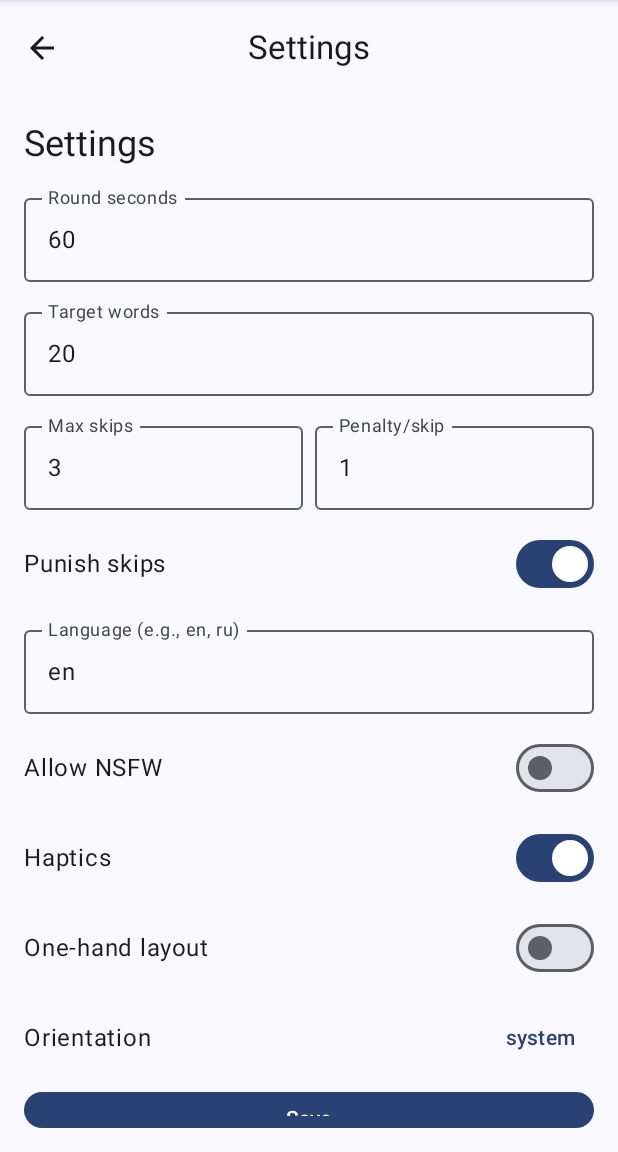
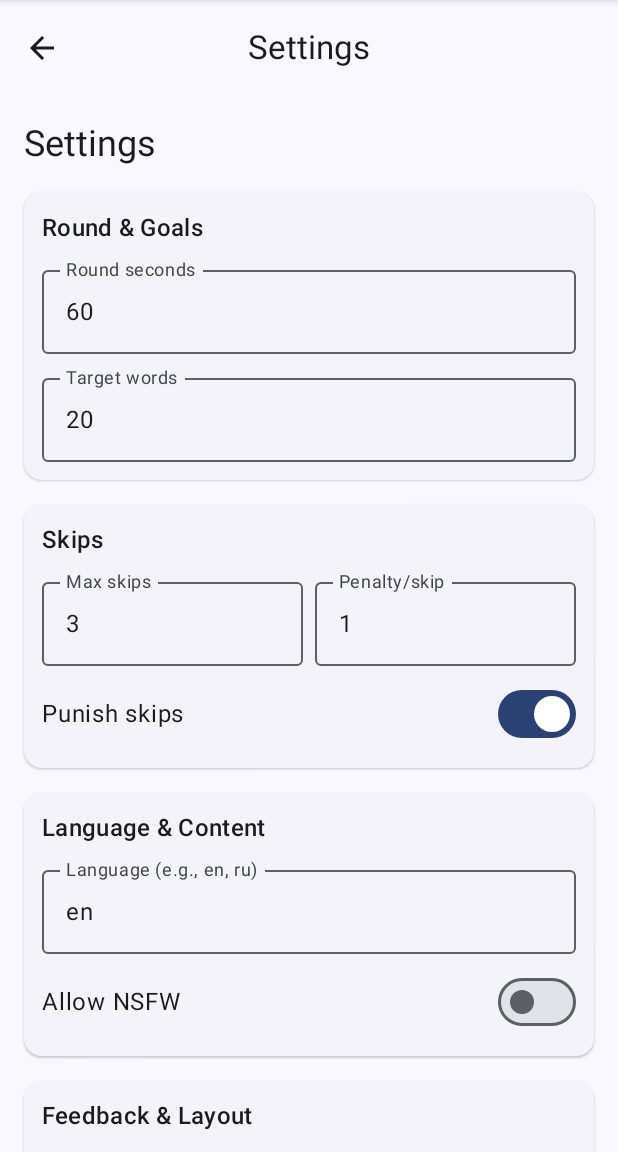
Before and after one commit to ooodnakov/alioss, an Android app built with Jetpack Compose: the SettingsScreen screen opened through its navigation route, on a phone screen of 412 x 824 dp, the part 84-1236 px from its top. Run offline under Robolectric (Android 15) with nearby library versions, the phone set to English and light mode, and no system bars; our stand-ins replace Dagger/Hilt's generated code, Room's generated code.

Commit message:
refactor(ui): Improve SettingsScreen layout with card-based sections

```diff
--- a/app/src/main/java/com/example/alias/MainActivity.kt
+++ b/app/src/main/java/com/example/alias/MainActivity.kt
@@ -552,15 +552,44 @@ private fun SettingsScreen(vm: MainViewModel, onBack: () -> Unit) {
     var teams by rememberSaveable(s) { mutableStateOf(s.teams) }
 
 
-    Column(
-        Modifier
-            .fillMaxSize()
-            .padding(16.dp),
-        verticalArrangement = Arrangement.spacedBy(12.dp)
+    val canSave = teams.count { it.isNotBlank() } >= MIN_TEAMS
+    val applySettings = {
+        scope.launch {
+            vm.updateSettings(
+                roundSeconds = round.toIntOrNull() ?: s.roundSeconds,
+                targetWords = target.toIntOrNull() ?: s.targetWords,
+                maxSkips = maxSkips.toIntOrNull() ?: s.maxSkips,
+                penaltyPerSkip = penalty.toIntOrNull() ?: s.penaltyPerSkip,
+                punishSkips = punishSkips,
+                language = lang.ifBlank { s.languagePreference },
+                allowNSFW = nsfw,
+                haptics = haptics,
+                oneHanded = oneHand,
+                orientation = orientation,
+                teams = teams,
+            )
+        }
+    }
+
+    LazyColumn(
+        modifier = Modifier.fillMaxSize(),
+        contentPadding = PaddingValues(16.dp),
+        verticalArrangement = Arrangement.spacedBy(16.dp)
     ) {
-        Text("Settings", style = MaterialTheme.typography.headlineSmall)
+        item { Text("Settings", style = MaterialTheme.typography.headlineSmall) }
+        item {
+            ElevatedCard(Modifier.fillMaxWidth()) {
+                Column(Modifier.fillMaxWidth().padding(12.dp), verticalArrangement = Arrangement.spacedBy(8.dp)) {
+                    Text("Round & Goals", style = MaterialTheme.typography.titleMedium)
                     OutlinedTextField(value = round, onValueChange = { round = it }, label = { Text("Round seconds") }, modifier = Modifier.fillMaxWidth())
                     OutlinedTextField(value = target, onValueChange = { target = it }, label = { Text("Target words") }, modifier = Modifier.fillMaxWidth())
+                }
+            }
+        }
+        item {
+            ElevatedCard(Modifier.fillMaxWidth()) {
+                Column(Modifier.fillMaxWidth().padding(12.dp), verticalArrangement = Arrangement.spacedBy(8.dp)) {
+                    Text("Skips", style = MaterialTheme.typography.titleMedium)
                     Row(Modifier.fillMaxWidth(), horizontalArrangement = Arrangement.spacedBy(8.dp)) {
                         OutlinedTextField(value = maxSkips, onValueChange = { maxSkips = it }, label = { Text("Max skips") }, modifier = Modifier.weight(1f))
                         OutlinedTextField(value = penalty, onValueChange = { penalty = it }, label = { Text("Penalty/skip") }, modifier = Modifier.weight(1f))
@@ -569,11 +598,25 @@ private fun SettingsScreen(vm: MainViewModel, onBack: () -> Unit) {
                         Text("Punish skips", modifier = Modifier.weight(1f))
                         Switch(checked = punishSkips, onCheckedChange = { punishSkips = it })
                     }
+                }
+            }
+        }
+        item {
+            ElevatedCard(Modifier.fillMaxWidth()) {
+                Column(Modifier.fillMaxWidth().padding(12.dp), verticalArrangement = Arrangement.spacedBy(8.dp)) {
+                    Text("Language & Content", style = MaterialTheme.typography.titleMedium)
                     OutlinedTextField(value = lang, onValueChange = { lang = it }, label = { Text("Language (e.g., en, ru)") }, modifier = Modifier.fillMaxWidth())
                     Row(verticalAlignment = Alignment.CenterVertically) {
                         Text("Allow NSFW", modifier = Modifier.weight(1f))
                         Switch(checked = nsfw, onCheckedChange = { nsfw = it })
                     }
+                }
+            }
+        }
+        item {
+            ElevatedCard(Modifier.fillMaxWidth()) {
+                Column(Modifier.fillMaxWidth().padding(12.dp), verticalArrangement = Arrangement.spacedBy(8.dp)) {
+                    Text("Feedback & Layout", style = MaterialTheme.typography.titleMedium)
                     Row(verticalAlignment = Alignment.CenterVertically) {
                         Text("Haptics", modifier = Modifier.weight(1f))
                         Switch(checked = haptics, onCheckedChange = { haptics = it })
@@ -594,44 +637,27 @@ private fun SettingsScreen(vm: MainViewModel, onBack: () -> Unit) {
                             }
                         }
                     }
-
-        Button(onClick = {
-            scope.launch {
-                vm.updateSettings(
-                    roundSeconds = round.toIntOrNull() ?: s.roundSeconds,
-                    targetWords = target.toIntOrNull() ?: s.targetWords,
-                    maxSkips = maxSkips.toIntOrNull() ?: s.maxSkips,
-                    penaltyPerSkip = penalty.toIntOrNull() ?: s.penaltyPerSkip,
-                    punishSkips = punishSkips,
-                    language = lang.ifBlank { s.languagePreference },
-                    allowNSFW = nsfw,
-                    haptics = haptics,
-                    oneHanded = oneHand,
-                    orientation = orientation,
-                    teams = teams,
-                )
-                vm.restartMatch()
-                onBack()
                 }
-        }, modifier = Modifier.fillMaxWidth()) { Text("Save") }
+            }
+        }
+        item {
+            ElevatedCard(Modifier.fillMaxWidth()) {
+                Column(Modifier.fillMaxWidth().padding(12.dp), verticalArrangement = Arrangement.spacedBy(8.dp)) {
                     Text("Teams", style = MaterialTheme.typography.titleMedium)
                     teams.forEachIndexed { index, name ->
                         Row(verticalAlignment = Alignment.CenterVertically) {
                             OutlinedTextField(
                                 value = name,
-                    onValueChange = { new ->
-                        teams = teams.toMutableList().also { it[index] = new }
-                    },
+                                onValueChange = { new -> teams = teams.toMutableList().also { it[index] = new } },
                                 label = { Text("Team ${index + 1}") },
                                 modifier = Modifier.weight(1f)
                             )
                             IconButton(
                                 onClick = { teams = teams.toMutableList().also { it.removeAt(index) } },
                                 enabled = teams.size > MIN_TEAMS
-                ) {
-                    Icon(Icons.Filled.Delete, contentDescription = "Remove team")
+                            ) { Icon(Icons.Filled.Delete, contentDescription = "Remove team") }
                         }
-            }
+                        if (index < teams.lastIndex) HorizontalDivider()
                     }
                     if (teams.size < MAX_TEAMS) {
                         OutlinedButton(onClick = { teams = teams + "Team ${teams.size + 1}" }, modifier = Modifier.fillMaxWidth()) {
@@ -639,24 +665,10 @@ private fun SettingsScreen(vm: MainViewModel, onBack: () -> Unit) {
                             Text("Add Team", modifier = Modifier.padding(start = 4.dp))
                         }
                     }
-        val canSave = teams.count { it.isNotBlank() } >= MIN_TEAMS
-        val applySettings = {
-            scope.launch {
-                vm.updateSettings(
-                    roundSeconds = round.toIntOrNull() ?: s.roundSeconds,
-                    targetWords = target.toIntOrNull() ?: s.targetWords,
-                    maxSkips = maxSkips.toIntOrNull() ?: s.maxSkips,
-                    penaltyPerSkip = penalty.toIntOrNull() ?: s.penaltyPerSkip,
-                    punishSkips = punishSkips,
-                    language = lang.ifBlank { s.languagePreference },
-                    allowNSFW = nsfw,
-                    haptics = haptics,
-                    oneHanded = oneHand,
-                    orientation = orientation,
-                    teams = teams,
-                )
                 }
             }
+        }
+        item {
             Row(Modifier.fillMaxWidth(), horizontalArrangement = Arrangement.spacedBy(8.dp)) {
                 Button(onClick = { applySettings() }, enabled = canSave, modifier = Modifier.weight(1f)) { Text("Save") }
                 FilledTonalButton(onClick = {
@@ -665,7 +677,8 @@ private fun SettingsScreen(vm: MainViewModel, onBack: () -> Unit) {
                     onBack()
                 }, enabled = canSave, modifier = Modifier.weight(1f)) { Text("Save & Restart") }
             }
-        OutlinedButton(onClick = onBack, modifier = Modifier.fillMaxWidth()) { Text("Back") }
+        }
+        item { OutlinedButton(onClick = onBack, modifier = Modifier.fillMaxWidth()) { Text("Back") } }
     }
 }
 
```
Lines whose indentation alone changed are shown as unchanged.
